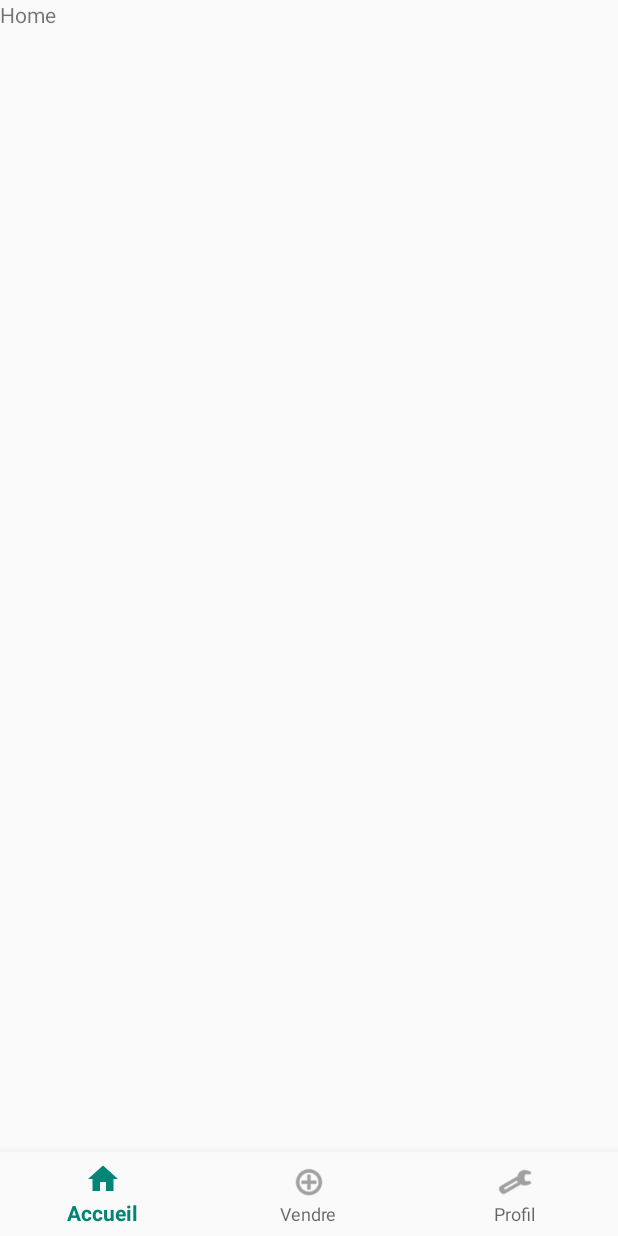
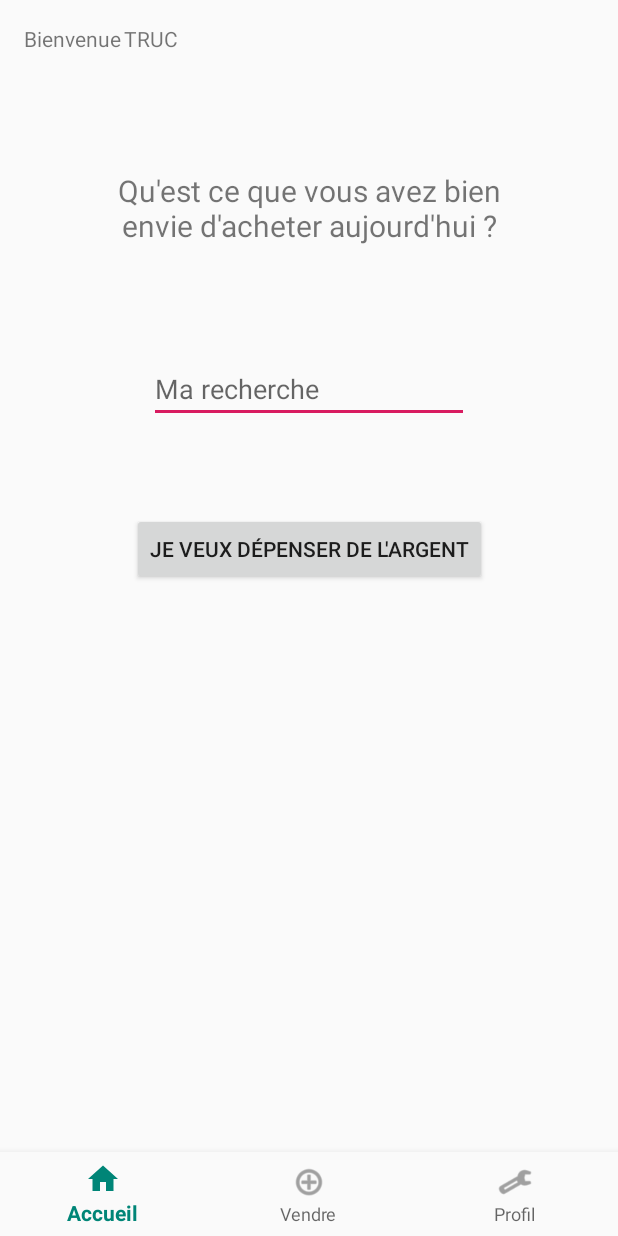
Before and after one commit to FarahonKhwaja/eBay-2.0, an Android app: the MainActivity screen opened directly, with no data from a screen before it, on a phone screen of 412 x 824 dp. Before the commit the screen is almost empty. Run offline under Robolectric (Android 15) with nearby library versions, the phone set to English and light mode, and no system bars.

Commit message:
fragment Home en construction

```diff
--- a/iBAE/app/build.gradle
+++ b/iBAE/app/build.gradle
@@ -23,6 +23,7 @@ dependencies {
     implementation 'com.android.support:appcompat-v7:27.1.1'
     implementation 'com.android.support.constraint:constraint-layout:1.1.3'
     implementation 'com.android.support:support-v4:27.1.1'
+    implementation 'com.android.support:recyclerview-v7:27.1.1'
     testImplementation 'junit:junit:4.12'
     androidTestImplementation 'com.android.support.test:runner:1.0.2'
     androidTestImplementation 'com.android.support.test.espresso:espresso-core:3.0.2'
--- a/iBAE/app/src/main/java/fr/toulouse/miage/ibae/MainActivity.java
+++ b/iBAE/app/src/main/java/fr/toulouse/miage/ibae/MainActivity.java
@@ -23,10 +23,10 @@ public class MainActivity extends FragmentActivity {
                 case R.id.navigation_home:
                     replaceFragment(R.id.contenu, new HomeFragment(), "home");
                     return true;
-                case R.id.navigation_dashboard:
+                case R.id.navigation_sell:
                     replaceFragment(R.id.contenu, new VendreFragment(), "vendre");
                     return true;
-                case R.id.navigation_notifications:
+                case R.id.navigation_profile:
                     //TODO : Fragment profil
                     return true;
 
--- a/iBAE/app/src/main/res/layout/fragment_home.xml
+++ b/iBAE/app/src/main/res/layout/fragment_home.xml
@@ -1,14 +1,72 @@
 <?xml version="1.0" encoding="utf-8"?>
 <FrameLayout xmlns:android="http://schemas.android.com/apk/res/android"
+    xmlns:app="http://schemas.android.com/apk/res-auto"
     xmlns:tools="http://schemas.android.com/tools"
     android:layout_width="match_parent"
     android:layout_height="match_parent"
     tools:context=".Fragments.HomeFragment">
 
     <!-- TODO: Update blank fragment layout -->
-    <TextView
+
+    <android.support.constraint.ConstraintLayout
         android:layout_width="match_parent"
-        android:layout_height="match_parent"
-        android:text="Home" />
+        android:layout_height="match_parent">
 
+        <TextView
+            android:id="@+id/home_welcome"
+            android:layout_width="wrap_content"
+            android:layout_height="wrap_content"
+            android:layout_marginStart="16dp"
+            android:layout_marginTop="16dp"
+            android:text="@string/home_welcome"
+            app:layout_constraintStart_toStartOf="parent"
+            app:layout_constraintTop_toTopOf="parent" />
+
+        <TextView
+            android:id="@+id/home_name"
+            android:layout_width="wrap_content"
+            android:layout_height="wrap_content"
+            android:layout_marginStart="2dp"
+            android:layout_marginTop="16dp"
+            android:text="TRUC"
+            app:layout_constraintStart_toEndOf="@+id/home_welcome"
+            app:layout_constraintTop_toTopOf="parent" />
+
+        <TextView
+            android:id="@+id/home_message"
+            android:layout_width="283dp"
+            android:layout_height="76dp"
+            android:layout_marginTop="65dp"
+            android:gravity="center"
+            android:text="@string/home_message"
+            android:textSize="20sp"
+            app:layout_constraintEnd_toEndOf="parent"
+            app:layout_constraintHorizontal_bias="0.5"
+            app:layout_constraintStart_toStartOf="parent"
+            app:layout_constraintTop_toBottomOf="@+id/home_welcome" />
+
+        <EditText
+            android:id="@+id/home_search"
+            android:layout_width="wrap_content"
+            android:layout_height="wrap_content"
+            android:layout_marginTop="60dp"
+            android:ems="10"
+            android:hint="@string/home_search"
+            android:inputType="textPersonName"
+            app:layout_constraintEnd_toEndOf="parent"
+            app:layout_constraintHorizontal_bias="0.5"
+            app:layout_constraintStart_toStartOf="parent"
+            app:layout_constraintTop_toBottomOf="@+id/home_message" />
+
+        <Button
+            android:id="@+id/home_btn_search"
+            android:layout_width="wrap_content"
+            android:layout_height="wrap_content"
+            android:layout_marginTop="60dp"
+            android:text="@string/home_btn_search"
+            app:layout_constraintEnd_toEndOf="parent"
+            app:layout_constraintHorizontal_bias="0.5"
+            app:layout_constraintStart_toStartOf="parent"
+            app:layout_constraintTop_toBottomOf="@+id/home_search" />
+    </android.support.constraint.ConstraintLayout>
 </FrameLayout>
--- a/iBAE/app/src/main/res/menu/navigation.xml
+++ b/iBAE/app/src/main/res/menu/navigation.xml
@@ -7,12 +7,12 @@
         android:title="@string/title_home" />
 
     <item
-        android:id="@+id/navigation_dashboard"
+        android:id="@+id/navigation_sell"
         android:icon="@android:drawable/ic_menu_add"
         android:title="@string/title_dashboard" />
 
     <item
-        android:id="@+id/navigation_notifications"
+        android:id="@+id/navigation_profile"
         android:icon="@android:drawable/ic_menu_preferences"
         android:title="@string/title_notifications" />
 
--- a/iBAE/app/src/main/res/values/dimens.xml
+++ b/iBAE/app/src/main/res/values/dimens.xml
@@ -2,4 +2,5 @@
     <!-- Default screen margins, per the Android Design guidelines. -->
     <dimen name="activity_horizontal_margin">16dp</dimen>
     <dimen name="activity_vertical_margin">16dp</dimen>
+    <dimen name="text_margin">16dp</dimen>
 </resources>
--- a/iBAE/app/src/main/res/values/strings.xml
+++ b/iBAE/app/src/main/res/values/strings.xml
@@ -13,4 +13,8 @@
     <string name="login_connexion">Connexion</string>
     <string name="login_name">Nom</string>
     <string name="login_passwd">Mot de passe</string>
+    <string name="home_welcome">Bienvenue</string>
+    <string name="home_message">Qu\'est ce que vous avez bien envie d\'acheter aujourd\'hui ?</string>
+    <string name="home_search">Ma recherche</string>
+    <string name="home_btn_search">Je veux dépenser de l\'argent</string>
 </resources>
```
Also changed, not shown: iBAE/app/src/main/java/fr/toulouse/miage/ibae/Fragments/MyResultatRechercheRecyclerViewAdapter.java (added, +78 -0 lines), iBAE/app/src/main/java/fr/toulouse/miage/ibae/Fragments/ProfileFragment.java (added, +53 -0 lines), iBAE/app/src/main/java/fr/toulouse/miage/ibae/Fragments/ResultatRechercheFragment.java (added, +110 -0 lines), iBAE/app/src/main/java/fr/toulouse/miage/ibae/Fragments/dummy/DummyContent.java (added, +72 -0 lines), iBAE/app/src/main/res/layout/fragment_profile.xml (added, +14 -0 lines), iBAE/app/src/main/res/layout/fragment_resultatrecherche.xml (added, +20 -0 lines), iBAE/app/src/main/res/layout/fragment_resultatrecherche_list.xml (added, +13 -0 lines).
